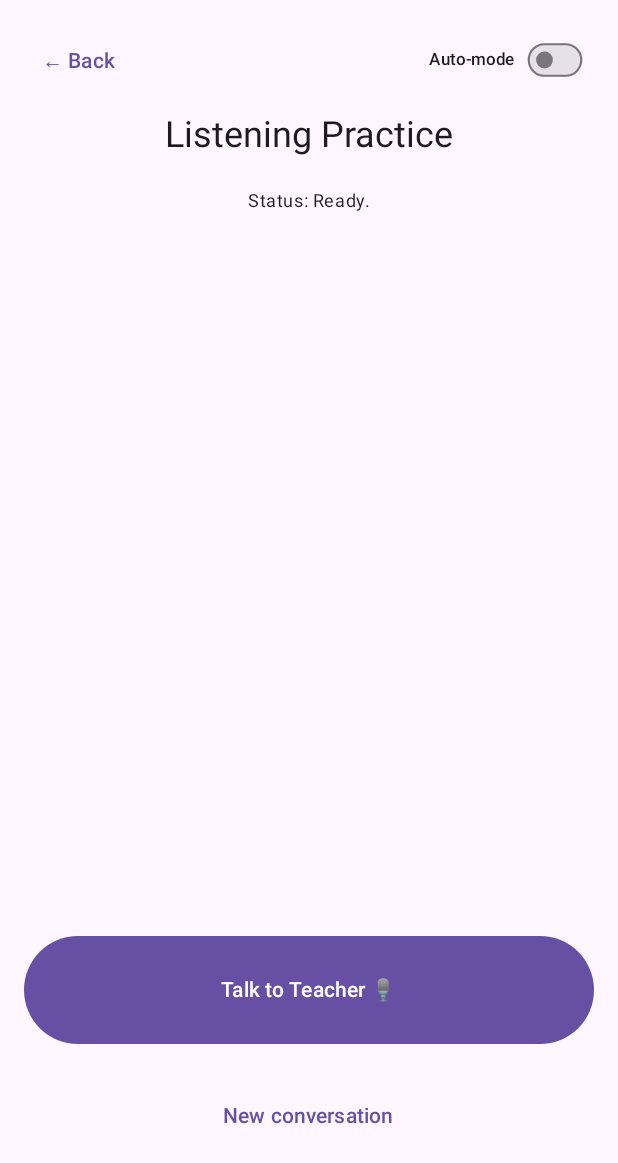
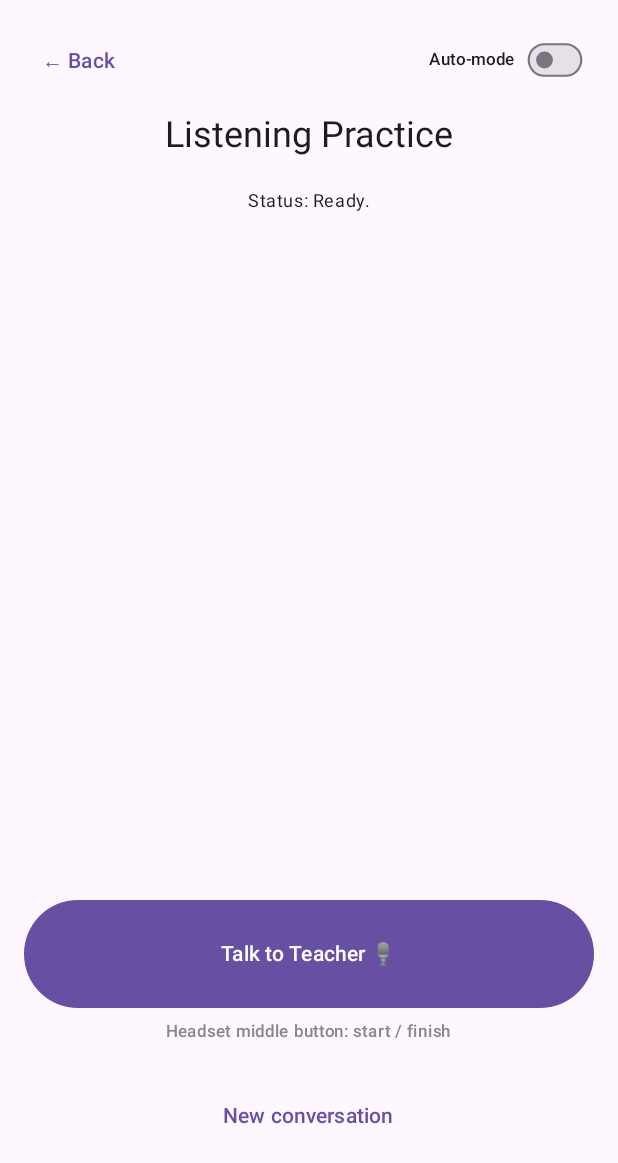
Before and after one commit to DimitriBolt/ListeningComprehensionTrainer, an Android app built with Jetpack Compose: the composable PracticeScreen shown on its own in the app's theme, on a phone screen of 412 x 824 dp. Shown: the top 1163 px of the screen. Run offline under Robolectric (Android 15) with nearby library versions, the phone set to English and light mode, and no system bars; libraries missing offline, so code that uses them is left out: dev.jeziellago.compose.

Commit message:
[S03] Экран: подпись «Headset middle button: start / finish» под большой кнопкой
Co-Authored-By: Claude Opus 5.5 <noreply@anthropic.com>
Claude-Session: https://claude.ai/code/session_01DPoggcHax17DnWUXxNwJJc

```diff
--- a/android_app/app/src/main/java/com/example/listeningtrainer/MainActivity.kt
+++ b/android_app/app/src/main/java/com/example/listeningtrainer/MainActivity.kt
@@ -263,6 +263,14 @@ fun PracticeScreen(viewModel: TrainerViewModel, onBack: () -> Unit) {
             )
         }
 
+        // Средняя кнопка гарнитуры (D29) делает то же, что большая кнопка: начать запись / закончить реплику.
+        Text(
+            "Headset middle button: start / finish",
+            style = MaterialTheme.typography.labelSmall,
+            color = Color.Gray,
+            modifier = Modifier.padding(top = 8.dp)
+        )
+
         if (ui.autoMode) {
             Text(
                 "Auto-mode is ON: I will listen after I finish speaking.",
```
